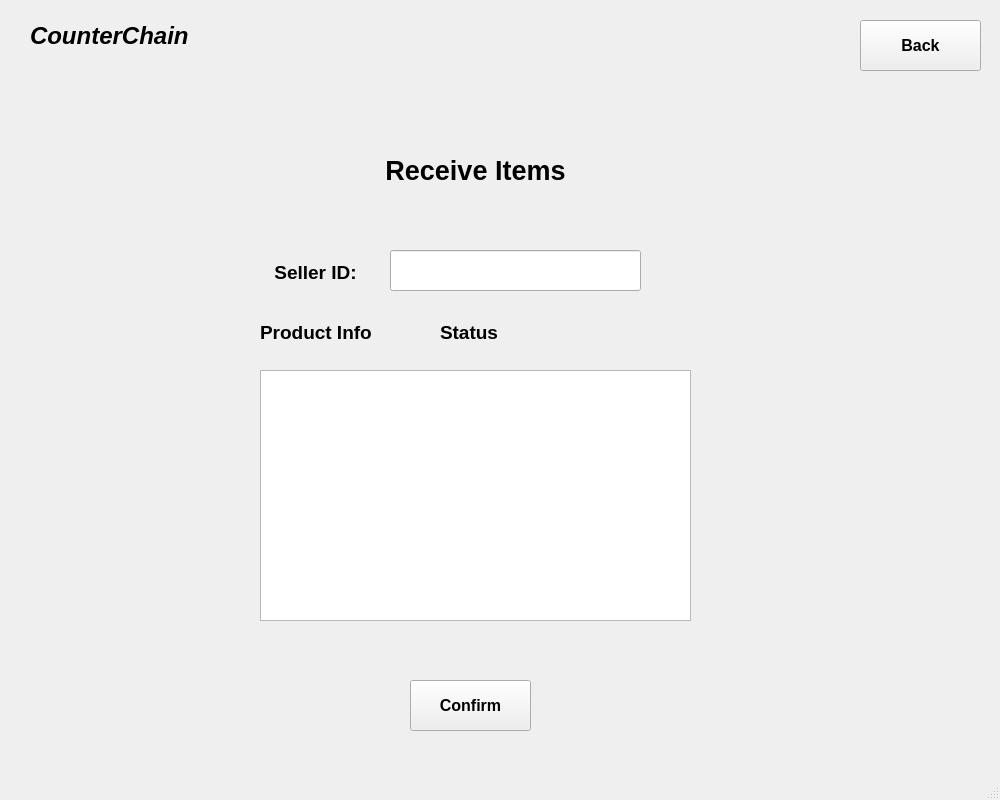
This is receiveWindow.ui in shubham0298/CounterChain as Qt 5 draws it before an edit. The edited form follows.
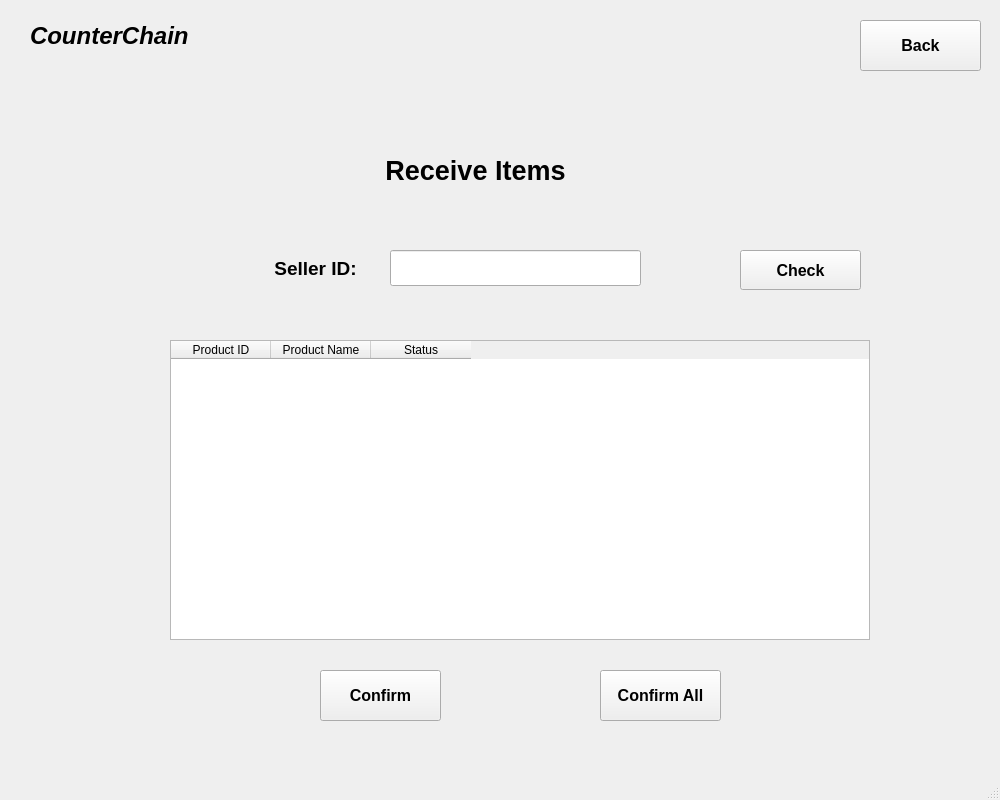
This is the edited form.

Commit message: Update Add, Sell Product transaction structure

What changed in the file:
```diff
--- a/receiveWindow.ui
+++ b/receiveWindow.ui
@@ -62,9 +62,9 @@
     <property name="geometry">
      <rect>
       <x>260</x>
-      <y>260</y>
+      <y>250</y>
       <width>111</width>
-      <height>25</height>
+      <height>36</height>
      </rect>
     </property>
     <property name="font">
@@ -90,7 +90,7 @@
       <x>390</x>
       <y>250</y>
       <width>251</width>
-      <height>41</height>
+      <height>36</height>
      </rect>
     </property>
     <property name="font">
@@ -102,8 +102,8 @@
    <widget class="QPushButton" name="rcvNextButton">
     <property name="geometry">
      <rect>
-      <x>410</x>
-      <y>680</y>
+      <x>320</x>
+      <y>670</y>
       <width>121</width>
       <height>51</height>
      </rect>
@@ -119,70 +119,6 @@
      <string>Confirm</string>
     </property>
    </widget>
-   <widget class="QLabel" name="label_3">
-    <property name="geometry">
-     <rect>
-      <x>260</x>
-      <y>320</y>
-      <width>150</width>
-      <height>25</height>
-     </rect>
-    </property>
-    <property name="font">
-     <font>
-      <pointsize>14</pointsize>
-      <weight>75</weight>
-      <bold>true</bold>
-     </font>
-    </property>
-    <property name="cursor">
-     <cursorShape>IBeamCursor</cursorShape>
-    </property>
-    <property name="text">
-     <string>Product Info</string>
-    </property>
-   </widget>
-   <widget class="QLabel" name="label_4">
-    <property name="geometry">
-     <rect>
-      <x>440</x>
-      <y>320</y>
-      <width>80</width>
-      <height>25</height>
-     </rect>
-    </property>
-    <property name="font">
-     <font>
-      <pointsize>14</pointsize>
-      <weight>75</weight>
-      <bold>true</bold>
-     </font>
-    </property>
-    <property name="cursor">
-     <cursorShape>IBeamCursor</cursorShape>
-    </property>
-    <property name="text">
-     <string>Status</string>
-    </property>
-   </widget>
-   <widget class="QTextBrowser" name="itemList">
-    <property name="geometry">
-     <rect>
-      <x>260</x>
-      <y>370</y>
-      <width>431</width>
-      <height>251</height>
-     </rect>
-    </property>
-    <property name="font">
-     <font>
-      <pointsize>12</pointsize>
-     </font>
-    </property>
-    <property name="cursor" stdset="0">
-     <cursorShape>IBeamCursor</cursorShape>
-    </property>
-   </widget>
    <widget class="QPushButton" name="homeButton">
     <property name="geometry">
      <rect>
@@ -230,6 +166,77 @@
      <string>CounterChain</string>
     </property>
    </widget>
+   <widget class="QPushButton" name="checkButton">
+    <property name="geometry">
+     <rect>
+      <x>740</x>
+      <y>250</y>
+      <width>121</width>
+      <height>40</height>
+     </rect>
+    </property>
+    <property name="font">
+     <font>
+      <pointsize>12</pointsize>
+      <weight>75</weight>
+      <bold>true</bold>
+     </font>
+    </property>
+    <property name="text">
+     <string>Check</string>
+    </property>
+   </widget>
+   <widget class="QTableWidget" name="rcvTable">
+    <property name="geometry">
+     <rect>
+      <x>170</x>
+      <y>340</y>
+      <width>700</width>
+      <height>300</height>
+     </rect>
+    </property>
+    <property name="sizePolicy">
+     <sizepolicy hsizetype="Fixed" vsizetype="Fixed">
+      <horstretch>0</horstretch>
+      <verstretch>0</verstretch>
+     </sizepolicy>
+    </property>
+    <column>
+     <property name="text">
+      <string>Product ID</string>
+     </property>
+    </column>
+    <column>
+     <property name="text">
+      <string>Product Name</string>
+     </property>
+    </column>
+    <column>
+     <property name="text">
+      <string>Status</string>
+     </property>
+    </column>
+   </widget>
+   <widget class="QPushButton" name="rcvallButton">
+    <property name="geometry">
+     <rect>
+      <x>600</x>
+      <y>670</y>
+      <width>121</width>
+      <height>51</height>
+     </rect>
+    </property>
+    <property name="font">
+     <font>
+      <pointsize>12</pointsize>
+      <weight>75</weight>
+      <bold>true</bold>
+     </font>
+    </property>
+    <property name="text">
+     <string>Confirm All</string>
+    </property>
+   </widget>
   </widget>
   <widget class="QMenuBar" name="menubar">
    <property name="geometry">
```
Left out of the diff: 6 changed lines with no effect on the pictures. The commit also changes 11 other files.
